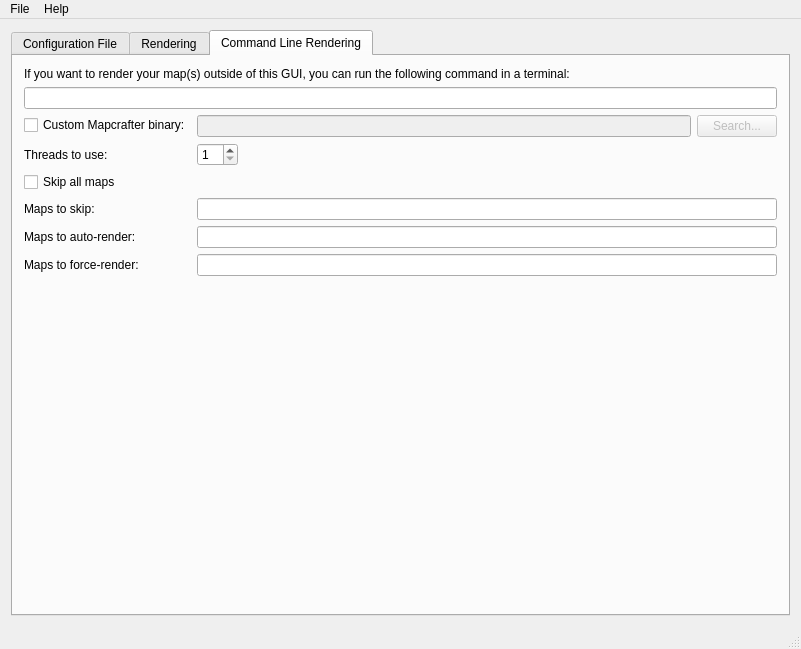
mapcrafter/mapcrafter-gui, file mainwindow.ui: the form before one commit.
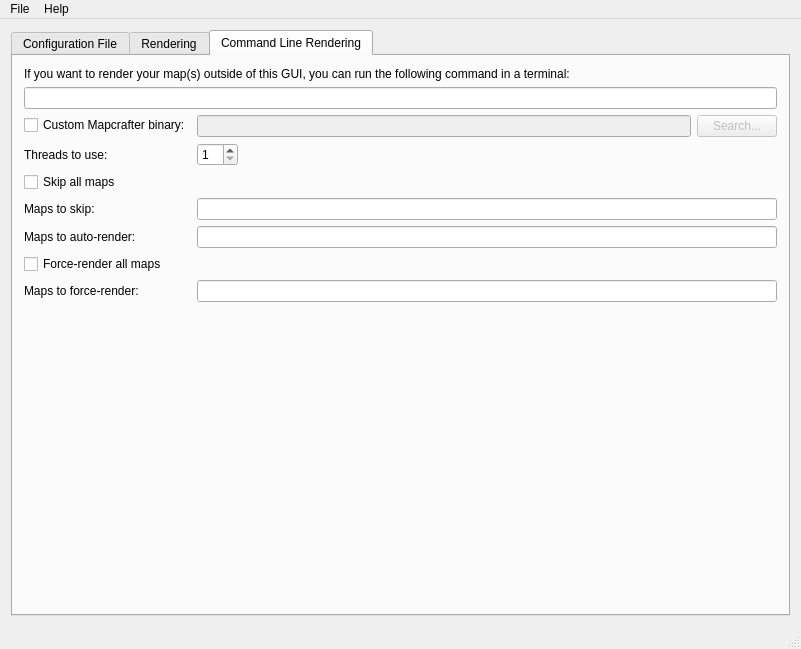
The form after the commit. The open tabs and pages were chosen to show the change. Custom widgets are drawn as their Qt base class.

Commit message: Added -F option to GUI.

What changed in the file:
```diff
--- a/mainwindow.ui
+++ b/mainwindow.ui
@@ -286,7 +286,7 @@
             </property>
            </widget>
           </item>
-          <item row="5" column="0">
+          <item row="6" column="0">
            <widget class="QLabel" name="label_4">
             <property name="text">
              <string>Maps to force-render:</string>
@@ -299,7 +299,7 @@
           <item row="4" column="1">
            <widget class="QLineEdit" name="mapsAuto"/>
           </item>
-          <item row="5" column="1">
+          <item row="6" column="1">
            <widget class="QLineEdit" name="mapsForce"/>
           </item>
           <item row="1" column="0">
@@ -361,6 +361,13 @@
             </item>
            </layout>
           </item>
+          <item row="5" column="0">
+           <widget class="QCheckBox" name="mapsForceAll">
+            <property name="text">
+             <string>Force-render all maps</string>
+            </property>
+           </widget>
+          </item>
          </layout>
         </item>
         <item>
```
Left out of the diff: 75 changed lines with no effect on the pictures. The commit also changes 1 other file.
